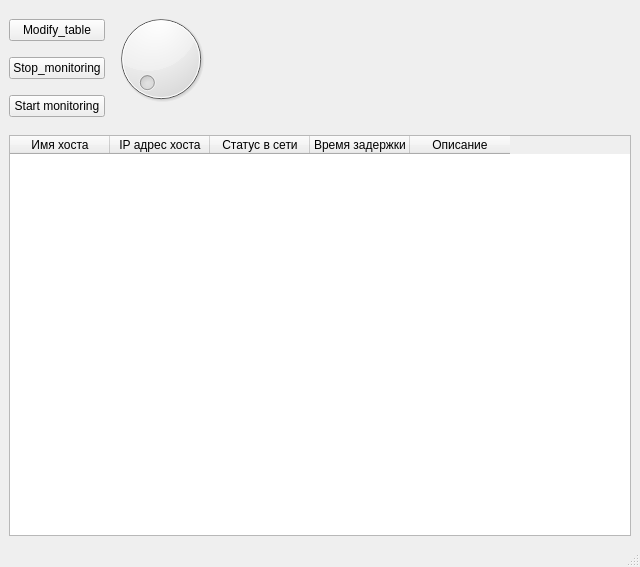
This is ui/main_window.ui in aleksey88bsuir/Network_monitoring as Qt 5 draws it before an edit. The edited form follows.
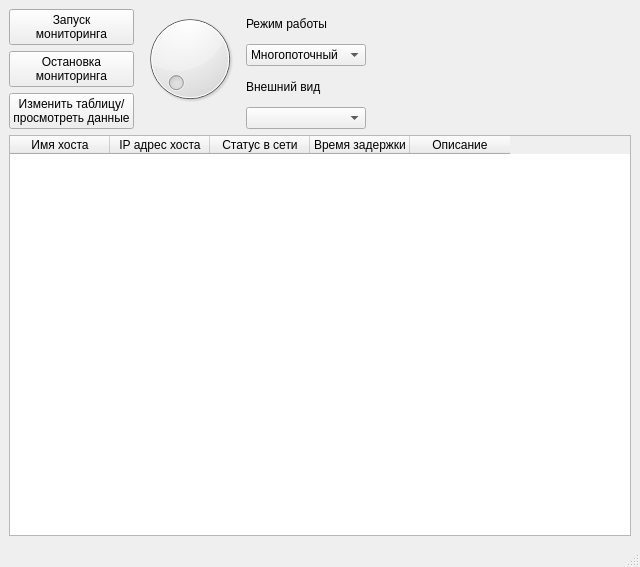
This is the edited form.

Commit message: Создал возможность смены графического оформления из графического интерфейса. Создал возможность выбора режима работы. Добавил логотип. Изменил параметры отображения таблицы

The edit to the form file:
```diff
--- a/ui/main_window.ui
+++ b/ui/main_window.ui
@@ -14,29 +14,32 @@
    <string>MainWindow</string>
   </property>
   <widget class="QWidget" name="centralwidget">
-   <layout class="QVBoxLayout" name="verticalLayout_5">
+   <layout class="QVBoxLayout" name="verticalLayout_6">
     <item>
      <layout class="QHBoxLayout" name="horizontalLayout">
       <item>
        <layout class="QVBoxLayout" name="verticalLayout">
-        <item>
-         <widget class="QPushButton" name="b_modify">
-          <property name="text">
-           <string>Modify_table</string>
-          </property>
-         </widget>
-        </item>
-        <item>
-         <widget class="QPushButton" name="b_stop">
-          <property name="text">
-           <string>Stop_monitoring</string>
-          </property>
-         </widget>
-        </item>
         <item>
          <widget class="QPushButton" name="b_start">
           <property name="text">
-           <string>Start monitoring</string>
+           <string>Запуск
+мониторинга</string>
+          </property>
+         </widget>
+        </item>
+        <item>
+         <widget class="QPushButton" name="b_stop">
+          <property name="text">
+           <string>Остановка
+мониторинга</string>
+          </property>
+         </widget>
+        </item>
+        <item>
+         <widget class="QPushButton" name="b_modify">
+          <property name="text">
+           <string>Изменить таблицу/
+просмотреть данные</string>
           </property>
          </widget>
         </item>
@@ -49,15 +52,73 @@
         </item>
         <item>
          <widget class="QLabel" name="l_volume">
+          <property name="sizePolicy">
+           <sizepolicy hsizetype="Preferred" vsizetype="Preferred">
+            <horstretch>0</horstretch>
+            <verstretch>0</verstretch>
+           </sizepolicy>
+          </property>
           <property name="text">
            <string/>
           </property>
+          <property name="alignment">
+           <set>Qt::AlignCenter</set>
+          </property>
          </widget>
         </item>
        </layout>
       </item>
       <item>
        <layout class="QVBoxLayout" name="verticalLayout_4">
+        <property name="spacing">
+         <number>6</number>
+        </property>
+        <item>
+         <widget class="QLabel" name="label">
+          <property name="text">
+           <string>Режим работы</string>
+          </property>
+         </widget>
+        </item>
+        <item>
+         <widget class="QComboBox" name="cb_mode_work">
+          <item>
+           <property name="text">
+            <string>Многопоточный</string>
+           </property>
+          </item>
+          <item>
+           <property name="text">
+            <string>Асинхронный</string>
+           </property>
+          </item>
+         </widget>
+        </item>
+        <item>
+         <widget class="QLabel" name="label_2">
+          <property name="text">
+           <string>Внешний вид</string>
+          </property>
+         </widget>
+        </item>
+        <item>
+         <widget class="QComboBox" name="cd_style"/>
+        </item>
+       </layout>
+      </item>
+      <item>
+       <layout class="QVBoxLayout" name="verticalLayout_5">
+        <item>
+         <widget class="QLabel" name="picture">
+          <property name="text">
+           <string/>
+          </property>
+         </widget>
+        </item>
+       </layout>
+      </item>
+      <item>
+       <layout class="QVBoxLayout" name="verticalLayout_3">
         <item>
          <spacer name="horizontalSpacer">
           <property name="orientation">
```
The commit also changes 78 other files.
